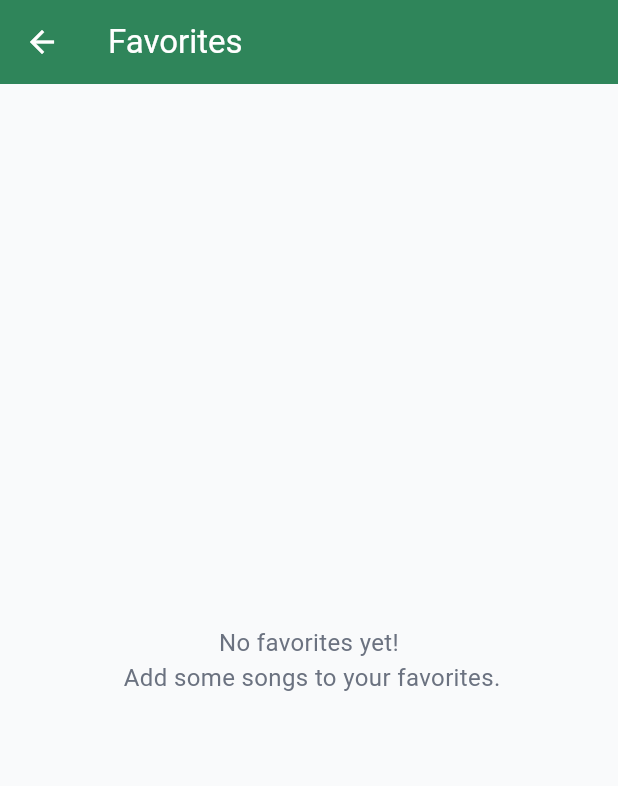
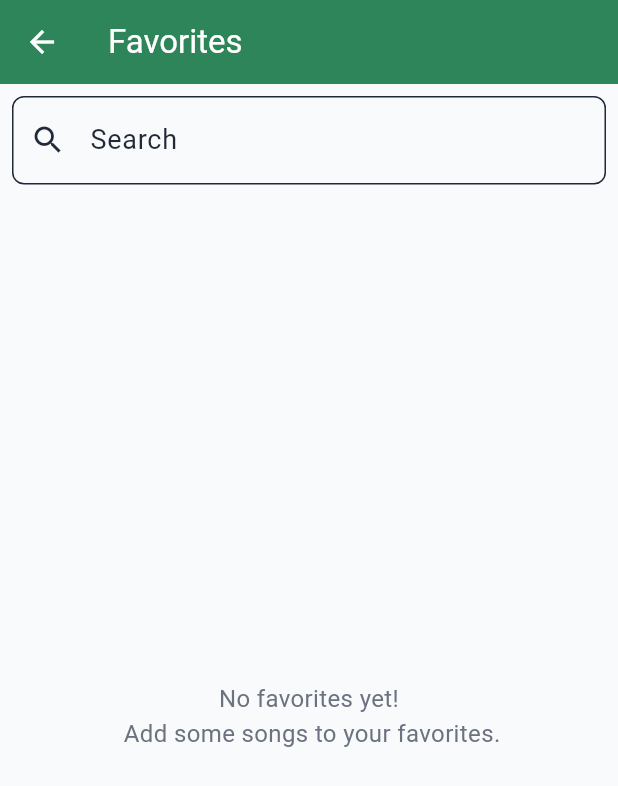
Before and after one commit to SandunC000/chords_app, a Flutter app: the screen it shows after launch, in the side drawer, after a tap on "Favorites", on a phone screen of 412 x 824 dp. Shown: the top 786 px of the screen. Run offline on Flutter 3.47's test engine with Material 3 defaults, Android fonts, the phone set to English and light mode, and no system bars; our stand-ins replace shared_preferences.

Commit message:
favorite search and search bar widget extraction

```diff
--- /dev/null
+++ b/lib/utilities/primary_search_bar.dart
@@ -0,0 +1,26 @@
+import 'package:flutter/material.dart';
+
+class PrimarySearchBar extends StatelessWidget {
+  final Function(String)? onChanged;
+  const PrimarySearchBar({super.key, required this.onChanged});
+
+  @override
+  Widget build(BuildContext context) {
+    return TextField(
+      decoration: InputDecoration(
+        labelText: 'Search',
+        prefixIcon: const Icon(Icons.search),
+        border: OutlineInputBorder(
+          borderRadius: BorderRadius.circular(8.0),
+        ),
+      ),
+      // onChanged: (value) {
+      //   setState(() {
+      //     _searchQuery = value;
+      //   });
+      // },
+      onChanged: onChanged,
+      onTapOutside: (event) => FocusManager.instance.primaryFocus?.unfocus(),
+    );
+  }
+}
--- a/lib/views/drawer_pages/favorites_screen.dart
+++ b/lib/views/drawer_pages/favorites_screen.dart
@@ -1,32 +1,68 @@
 import 'package:flutter/material.dart';
 import 'package:guitar_codes_app/models/song.dart';
 import 'package:guitar_codes_app/services/favorites_service.dart';
+import 'package:guitar_codes_app/utilities/primary_search_bar.dart';
 import 'package:guitar_codes_app/views/song_view/song_detail_view.dart';
 import 'package:provider/provider.dart';
 
-class FavoritesScreen extends StatelessWidget {
+class FavoritesScreen extends StatefulWidget {
   const FavoritesScreen({super.key});
+
+  @override
+  State<FavoritesScreen> createState() => _FavoritesScreenState();
+}
+
+class _FavoritesScreenState extends State<FavoritesScreen> {
+  String _searchQuery = '';
 
   @override
   Widget build(BuildContext context) {
     final favoritesService = Provider.of<FavoritesService>(context);
+    final filteredFavorites = favoritesService.favorites.where((favorite) {
+      return favorite.songTitle
+              .toLowerCase()
+              .contains(_searchQuery.toLowerCase()) ||
+          favorite.artistName
+              .toLowerCase()
+              .contains(_searchQuery.toLowerCase());
+    }).toList();
 
     return Scaffold(
       appBar: AppBar(
         title: const Text('Favorites'),
       ),
-      body: favoritesService.favorites.isEmpty
+      body: Column(
+        children: [
+          Padding(
+            padding: const EdgeInsets.all(8.0),
+            child: PrimarySearchBar(
+              onChanged: (value) {
+                setState(() {
+                  _searchQuery = value;
+                });
+              },
+            ),
+          ),
+          Expanded(
+            child: favoritesService.favorites.isEmpty
                 ? const Center(
                     child: Text(
                       'No favorites yet! \n Add some songs to your favorites.',
                       textAlign: TextAlign.center,
                     ),
                   )
+                : filteredFavorites.isEmpty
+                    ? const Center(
+                        child: Text(
+                          'No favorites found!',
+                          textAlign: TextAlign.center,
+                        ),
+                      )
                     : ListView.builder(
                         padding: const EdgeInsets.all(8),
-              itemCount: favoritesService.favorites.length,
+                        itemCount: filteredFavorites.length,
                         itemBuilder: (context, index) {
-                final favorite = favoritesService.favorites[index];
+                          final favorite = filteredFavorites[index];
                           return Card(
                             child: ListTile(
                               leading: const Icon(Icons.favorite),
@@ -50,6 +86,9 @@ class FavoritesScreen extends StatelessWidget {
                           );
                         },
                       ),
+          ),
+        ],
+      ),
     );
   }
 }
--- a/lib/views/home/home_screen.dart
+++ b/lib/views/home/home_screen.dart
@@ -2,6 +2,7 @@ import 'dart:convert';
 import 'package:flutter/material.dart';
 import 'package:guitar_codes_app/models/artist.dart';
 import 'package:guitar_codes_app/models/song.dart';
+import 'package:guitar_codes_app/utilities/primary_search_bar.dart';
 import 'package:guitar_codes_app/views/artist_view/artist_details_screen.dart';
 import 'package:guitar_codes_app/views/drawer_pages/contact_us_screen.dart';
 import 'package:guitar_codes_app/views/drawer_pages/favorites_screen.dart';
@@ -134,21 +135,12 @@ D A Bm G''',
         children: [
           Padding(
             padding: const EdgeInsets.all(8.0),
-            child: TextField(
-              decoration: InputDecoration(
-                labelText: 'Search',
-                prefixIcon: const Icon(Icons.search),
-                border: OutlineInputBorder(
-                  borderRadius: BorderRadius.circular(8.0),
-                ),
-              ),
+            child: PrimarySearchBar(
               onChanged: (value) {
                 setState(() {
                   _searchQuery = value;
                 });
               },
-              onTapOutside: (event) =>
-                  FocusManager.instance.primaryFocus?.unfocus(),
             ),
           ),
           Expanded(
```
Lines whose indentation alone changed are shown as unchanged.
